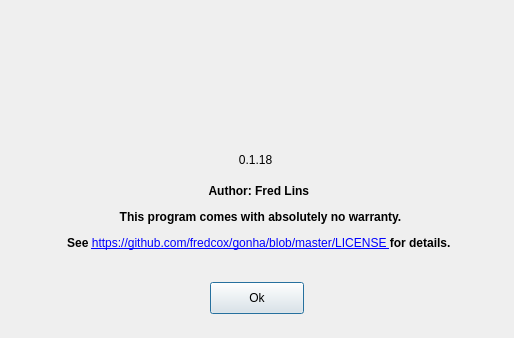
Old version of the form gonha/aboutdialog.ui in the repository DellLord/gonha; both pictures show x 0 to 514 and y 158 to 496 of the 514 by 496 pixel window.
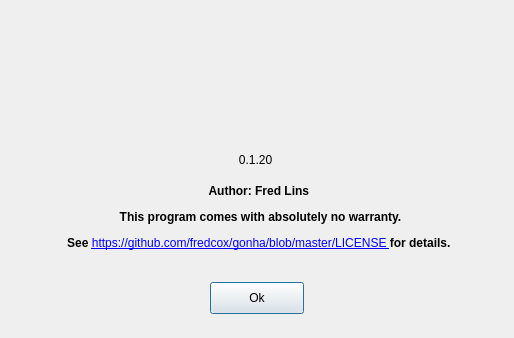
New version of the form. Icons and pictures are not drawn.

Diff of the .ui file:
```diff
--- a/gonha/aboutdialog.ui
+++ b/gonha/aboutdialog.ui
@@ -64,7 +64,7 @@
     </rect>
    </property>
    <property name="text">
-    <string>0.1.18</string>
+    <string>0.1.20</string>
    </property>
    <property name="alignment">
     <set>Qt::AlignCenter</set>
```
